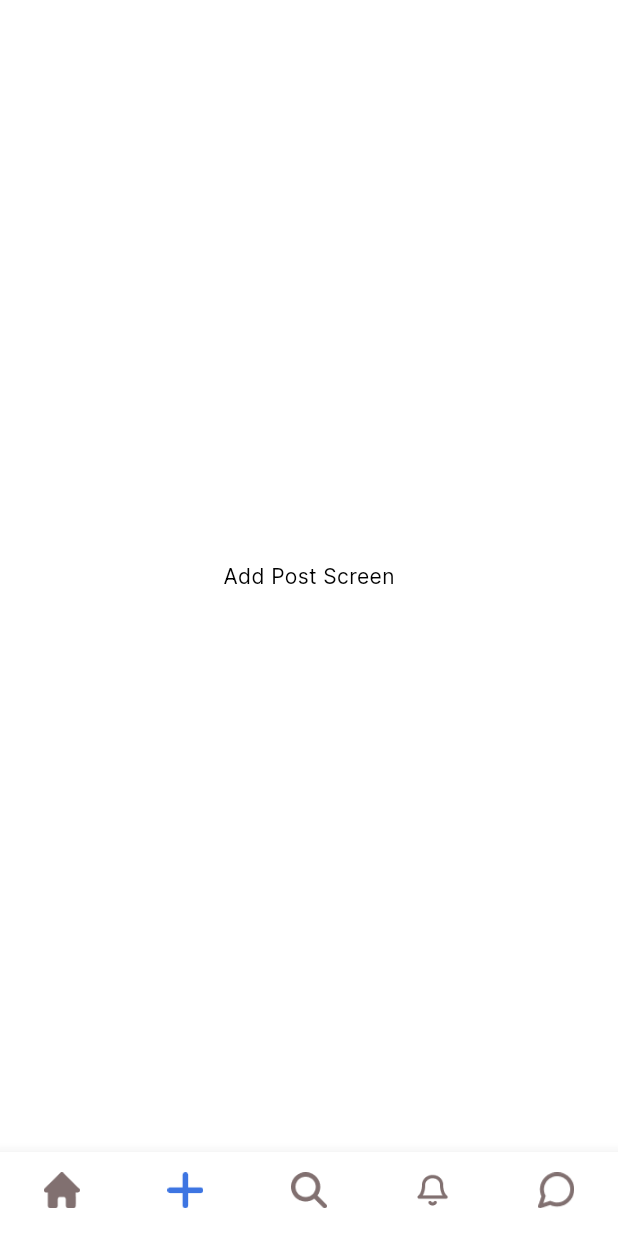
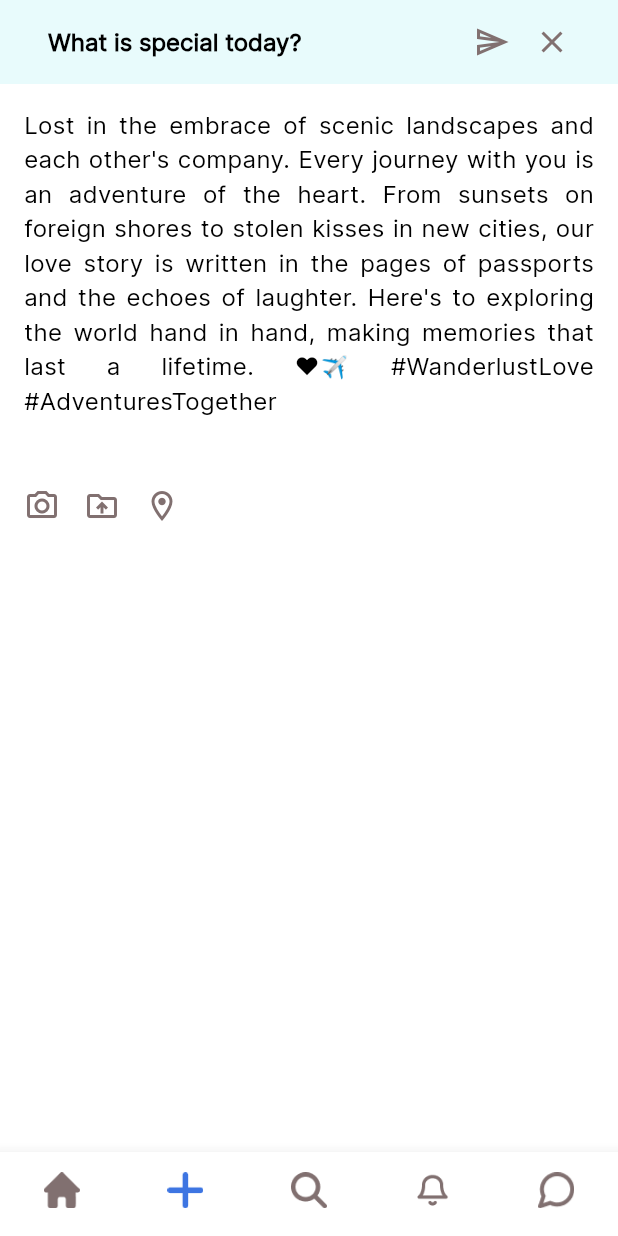
Before and after one commit to ChoSuWai/Travel-app, a Flutter app: the screen it shows after launch, item 2 of the bottom bar chosen, on a phone screen of 412 x 824 dp. Run offline on Flutter 3.47's test engine with Material 3 defaults, Android fonts, the phone set to English and light mode, and no system bars; our stand-ins replace smooth_page_indicator.

Commit message:
Add Post Page POC added (incomplete)

```diff
--- a/lib/pages/add_post_page.dart
+++ b/lib/pages/add_post_page.dart
@@ -1,19 +1,119 @@
+import 'package:flutter/gestures.dart';
 import 'package:flutter/material.dart';
 import 'package:travel_app/utils/colors.dart';
+import 'package:travel_app/utils/images.dart';
+
+import '../utils/dimens.dart';
 
 class AddPostPage extends StatelessWidget {
   const AddPostPage({super.key});
 
   @override
   Widget build(BuildContext context) {
-    return const Scaffold(
-      backgroundColor: kBackgroundColor,
-      body: Center(
-        child: Text(
-          "Add Post Screen",
-          style: TextStyle(color: Colors.black),
+    return Scaffold(
+        backgroundColor: kBackgroundColor,
+
+        /// App Bar
+        appBar: AppBar(
+          centerTitle: false,
+          backgroundColor: kAddPostAppBarColor,
+          title: const Padding(
+            padding: EdgeInsets.symmetric(horizontal: kMarginMedium2),
+            child: Row(
+              mainAxisAlignment: MainAxisAlignment.spaceBetween,
+              children: [
+                Text(
+                  "What is special today?",
+                  style: TextStyle(
+                      color: Colors.black,
+                      fontSize: kTextRegular2x,
+                      fontWeight: FontWeight.bold),
+                ),
+                Row(
+                  children: [
+                    Icon(
+                      Icons.send_outlined,
+                      color: kSecondaryColor,
+                      size: kMarginLarge,
+                    ),
+                    SizedBox(
+                      width: kMarginMedium2,
+                    ),
+                    Icon(
+                      Icons.close_outlined,
+                      color: kSecondaryColor,
+                      size: kMarginLarge,
+                    )
+                  ],
+                )
+              ],
+            ),
+          ),
         ),
-      ),
+        body: const AddPostScreenBodyView());
+  }
+}
+
+class AddPostScreenBodyView extends StatelessWidget {
+  const AddPostScreenBodyView({super.key});
+
+  @override
+  Widget build(BuildContext context) {
+    return const CustomScrollView(
+      slivers: [
+        SliverToBoxAdapter(
+          child: Padding(
+            padding: EdgeInsets.all(kMarginMedium2),
+            // TODO to change EditableText
+            child: Text(
+              "Lost in the embrace of scenic landscapes and each other's company. Every journey with you is an adventure of the heart. From sunsets on foreign shores to stolen kisses in new cities, our love story is written in the pages of passports and the echoes of laughter. Here's to exploring the world hand in hand, making memories that last a lifetime. ❤️✈️ #WanderlustLove #AdventuresTogether",
+              textAlign: TextAlign.justify,
+              style: TextStyle(
+                color: Colors.black,
+                fontSize: kTextRegular2x,
+              ),
+            ),
+          ),
+        ),
+
+        /// Spacer
+        SliverToBoxAdapter(
+          child: SizedBox(
+            height: kMargin30,
+          ),
+        ),
+
+        SliverToBoxAdapter(
+          child: Row(
+            children: [
+              SizedBox(
+                width: kMarginMedium2,
+              ),
+              Icon(
+                Icons.camera_alt_outlined,
+                color: kSecondaryColor,
+                size: kMarginLarge,
+              ),
+              SizedBox(
+                width: kMarginMedium2,
+              ),
+              Icon(
+                Icons.drive_folder_upload_outlined,
+                color: kSecondaryColor,
+                size: kMarginLarge,
+              ),
+              SizedBox(
+                width: kMarginMedium2,
+              ),
+              Icon(
+                Icons.location_on_outlined,
+                color: kSecondaryColor,
+                size: kMarginLarge,
+              ),
+            ],
+          ),
+        ),
+      ],
     );
   }
 }
--- a/lib/pages/home_page.dart
+++ b/lib/pages/home_page.dart
@@ -1,5 +1,6 @@
 import 'package:flutter/material.dart';
 import 'package:travel_app/list_items/travel_place_list_item_view.dart';
+import 'package:travel_app/pages/notification_page.dart';
 import 'package:travel_app/pages/travel_place_details_page.dart';
 import 'package:travel_app/utils/colors.dart';
 import 'package:travel_app/utils/images.dart';
@@ -110,7 +111,7 @@ class HomeScreenBodyView extends StatelessWidget {
                           context,
                           MaterialPageRoute(
                               builder: (context) =>
-                                  const TravelPlaceDetailsPage()));
+                                  const NotificationPage()));
                     },
                     child: const TravelPlaceListItemView());
               }, childCount: 10),
--- a/lib/pages/search_page.dart
+++ b/lib/pages/search_page.dart
@@ -1,4 +1,5 @@
 import 'package:flutter/material.dart';
+import 'package:travel_app/pages/notification_page.dart';
 import 'package:travel_app/pages/travel_place_details_page.dart';
 import 'package:travel_app/utils/colors.dart';
 
@@ -87,7 +88,7 @@ class SearchScreenBodyView extends StatelessWidget {
                           context,
                           MaterialPageRoute(
                               builder: (context) =>
-                                  const TravelPlaceDetailsPage()));
+                                  const NotificationPage()));
                     },
                     child: const TravelPlaceListItemView());
               }, childCount: 10),
--- a/lib/utils/colors.dart
+++ b/lib/utils/colors.dart
@@ -2,8 +2,11 @@ import 'package:flutter/material.dart';
 
 const Color kBackgroundColor = Color(0xFFFFFFFF);
 const Color kPrimaryColor = Color(0xFF3D75E2);
+const Color kSecondaryColor = Color(0xFF817070);
 const Color kBottomNavigationUnSelectedColor = Color(0xFF817070);
 const Color kUnselectedTextColor = Color(0xFF817070);
 
 const Color kTravelPlaceGradientColor = Color.fromRGBO(255, 255, 255, 0.65);
 const Color kInactiveDotsColor = Color.fromRGBO(255, 255, 255, 0.65);
+
+const Color kAddPostAppBarColor = Color(0xFFE8FBFC);
--- a/lib/utils/images.dart
+++ b/lib/utils/images.dart
@@ -15,5 +15,6 @@ const kDistanceIcon = "assets/images/distance.png";
 const kLeftArrowIcon = "assets/images/arrow-left-circle.png";
 const kRightArrowIcon = "assets/images/arrow-right-circle.png";
 const kSmallLocationIcon = "assets/images/SmallLocationIcon.png";
-
 const kActivitiesImage = "assets/images/Boat_Hoi_An.png";
+const kSendIcon = "assets/images/send.png";
+const kCloseIcon = "assets/images/x.png";
```
Also changed, not shown: assets/images/send.png (added), assets/images/x.png (added).
